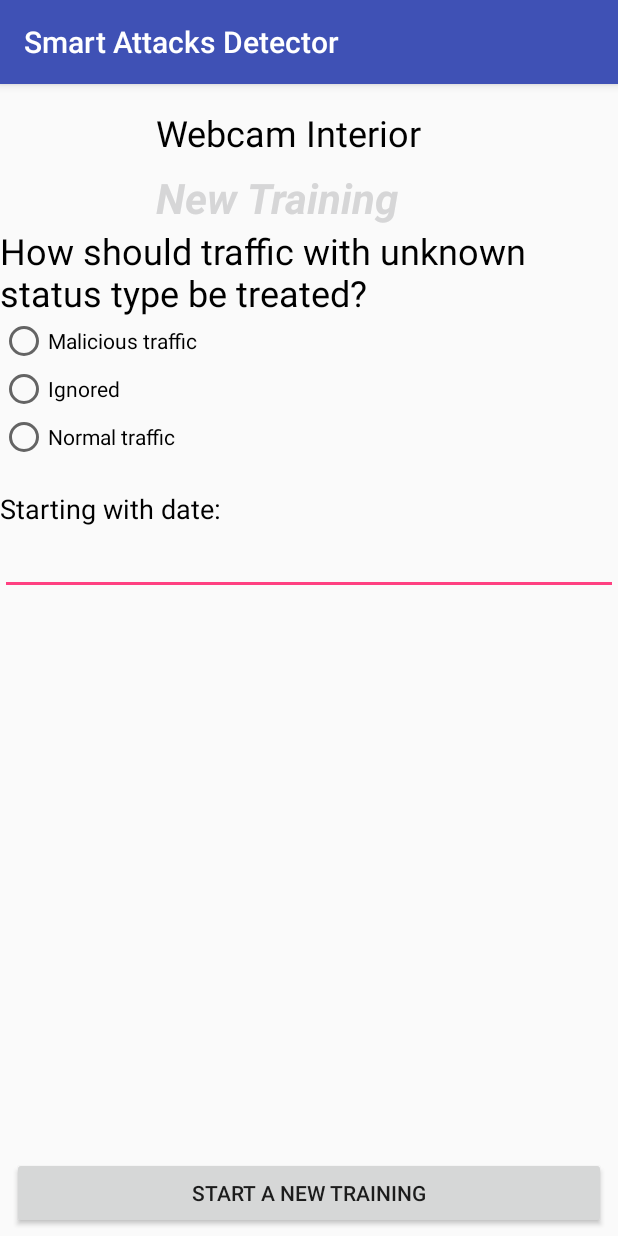
After one commit to prefacdaniel/netscan-master, an Android app: the NewTrainingActivity screen opened directly, with no data from a screen before it, on a phone screen of 412 x 824 dp. The commit adds this screen. Run offline under Robolectric (Android 15) with nearby library versions, the phone set to English and light mode, and no system bars; Roboto replaces fonts that are not available here.

Commit message:
new training activity

```diff
--- a/app/src/main/AndroidManifest.xml
+++ b/app/src/main/AndroidManifest.xml
@@ -33,6 +33,7 @@
             android:name="preloaded_fonts"
             android:resource="@array/preloaded_fonts" />
 
+        <activity android:name=".NewTrainingActivity"></activity>
     </application>
 
 </manifest>
--- a/app/src/main/java/com/example/dprefac/barcodescanner/DeviceDetailActivity.java
+++ b/app/src/main/java/com/example/dprefac/barcodescanner/DeviceDetailActivity.java
@@ -1,10 +1,12 @@
 package com.example.dprefac.barcodescanner;
 
 import android.app.ProgressDialog;
+import android.content.Intent;
 import android.support.annotation.NonNull;
 import android.support.v7.app.AppCompatActivity;
 import android.os.Bundle;
 import android.util.Log;
+import android.widget.Button;
 import android.widget.ImageView;
 import android.widget.ListView;
 import android.widget.TextView;
@@ -35,7 +37,7 @@ public class DeviceDetailActivity extends AppCompatActivity {
     private ListView dateListView;
     private TextView deviceNameTextView;
     private ImageView deviceIconDaily;
-
+    private Button startTraining;
 
     private int deviceId;
     private String deviceName;
@@ -56,6 +58,12 @@ public class DeviceDetailActivity extends AppCompatActivity {
         dateListView = findViewById(R.id.dateList);
         deviceNameTextView = findViewById(R.id.deviceNameDetails);
         deviceIconDaily = findViewById(R.id.deviceIconDetails);
+        startTraining = findViewById(R.id.startTraining);
+
+        startTraining.setOnClickListener(view ->{
+            Intent intent = new Intent(getApplicationContext(), NewTrainingActivity.class);
+            getApplicationContext().startActivity(intent);
+        });
 
         deviceIconDaily.setImageBitmap(Utils.base64StringToBitmap(deviceImage));
         deviceNameTextView.setText(deviceName);
--- /dev/null
+++ b/app/src/main/java/com/example/dprefac/barcodescanner/NewTrainingActivity.java
@@ -0,0 +1,13 @@
+package com.example.dprefac.barcodescanner;
+
+import android.support.v7.app.AppCompatActivity;
+import android.os.Bundle;
+
+public class NewTrainingActivity extends AppCompatActivity {
+
+    @Override
+    protected void onCreate(Bundle savedInstanceState) {
+        super.onCreate(savedInstanceState);
+        setContentView(R.layout.activity_new_training);
+    }
+}
--- a/app/src/main/res/layout/activity_device_detail.xml
+++ b/app/src/main/res/layout/activity_device_detail.xml
@@ -41,7 +41,7 @@
                 android:textColor="@android:color/black"
                 android:textSize="24sp"
                 app:layout_constraintStart_toStartOf="parent"
-                app:layout_constraintTop_toBottomOf="@+id/deviceIconDaily" />
+                app:layout_constraintTop_toBottomOf="@+id/deviceIconDetails" />
 
         </android.support.constraint.ConstraintLayout>
 
@@ -53,7 +53,7 @@
     </LinearLayout>
 
     <Button
-        android:id="@+id/updateConnectionStatusButton"
+        android:id="@+id/startTraining"
         android:layout_width="match_parent"
         android:layout_height="wrap_content"
         android:layout_marginBottom="8dp"
--- /dev/null
+++ b/app/src/main/res/layout/activity_new_training.xml
@@ -0,0 +1,153 @@
+<?xml version="1.0" encoding="utf-8"?>
+<android.support.constraint.ConstraintLayout xmlns:android="http://schemas.android.com/apk/res/android"
+    xmlns:app="http://schemas.android.com/apk/res-auto"
+    xmlns:tools="http://schemas.android.com/tools"
+    android:layout_width="match_parent"
+    android:layout_height="match_parent"
+    tools:context="com.example.dprefac.barcodescanner.NewTrainingActivity">
+
+
+    <LinearLayout
+        android:id="@+id/linearLayout"
+        android:layout_width="match_parent"
+        android:layout_height="0dp"
+        android:layout_marginBottom="50dp"
+        android:orientation="vertical"
+        app:layout_constraintBottom_toBottomOf="parent"
+        app:layout_constraintStart_toStartOf="parent"
+        app:layout_constraintTop_toTopOf="parent"
+        app:layout_constraintVertical_bias="0.0">
+
+        <android.support.constraint.ConstraintLayout
+            android:layout_width="match_parent"
+            android:layout_height="wrap_content">
+
+
+            <ImageView
+                android:id="@+id/deviceIconTraining"
+                android:layout_width="72sp"
+                android:layout_height="72sp"
+                android:layout_marginStart="16dp"
+                android:layout_marginTop="16dp"
+                app:layout_constraintStart_toStartOf="parent"
+                app:layout_constraintTop_toTopOf="parent" />
+
+            <TextView
+                android:id="@+id/deviceNameTraining"
+                android:layout_width="wrap_content"
+                android:layout_height="wrap_content"
+                android:layout_marginStart="16dp"
+                android:layout_marginTop="16dp"
+                android:text="Webcam Interior"
+                android:textColor="@android:color/black"
+                android:textSize="24sp"
+                app:layout_constraintStart_toEndOf="@+id/deviceIconTraining"
+                app:layout_constraintTop_toTopOf="parent" />
+
+            <TextView
+                android:id="@+id/deviceDateTraining"
+                android:layout_width="wrap_content"
+                android:layout_height="wrap_content"
+                android:layout_marginStart="16dp"
+                android:layout_marginTop="8dp"
+                android:text="New Training"
+                android:textAlignment="textStart"
+                android:textColor="@color/zxing_custom_viewfinder_laser"
+                android:textSize="28sp"
+                android:textStyle="bold|italic"
+                app:layout_constraintStart_toEndOf="@+id/deviceIconTraining"
+                app:layout_constraintTop_toBottomOf="@+id/deviceNameTraining" />
+
+        </android.support.constraint.ConstraintLayout>
+
+
+        <LinearLayout
+            android:layout_width="match_parent"
+            android:layout_height="match_parent"
+            android:orientation="vertical">
+
+
+            <RadioGroup
+                android:layout_width="match_parent"
+                android:layout_height="wrap_content">
+
+                <TextView
+                    android:id="@+id/textView5"
+                    android:layout_width="wrap_content"
+                    android:layout_height="wrap_content"
+                    android:layout_weight="0"
+                    android:text="How should traffic with unknown status type be treated?"
+                    android:textColor="@android:color/background_dark"
+                    android:textSize="24sp" />
+
+                <RadioButton
+                    android:id="@+id/maliciousradioButton"
+                    android:layout_width="wrap_content"
+                    android:layout_height="wrap_content"
+                    android:layout_weight="0"
+                    android:text="Malicious traffic" />
+
+                <RadioButton
+                    android:id="@+id/IgnoredRadioButton"
+                    android:layout_width="wrap_content"
+                    android:layout_height="wrap_content"
+                    android:layout_weight="0"
+                    android:text="Ignored" />
+
+                <RadioButton
+                    android:id="@+id/NormalRadioButton"
+                    android:layout_width="wrap_content"
+                    android:layout_height="wrap_content"
+                    android:layout_weight="0"
+                    android:text="Normal traffic" />
+            </RadioGroup>
+
+            <Space
+                android:layout_width="match_parent"
+                android:layout_height="wrap_content"
+                android:layout_weight="0" />
+
+            <TextView
+                android:id="@+id/textView6"
+                android:layout_width="wrap_content"
+                android:layout_height="wrap_content"
+                android:layout_weight="0"
+                android:text="  "
+                android:textColor="@android:color/background_dark" />
+
+
+            <TextView
+                android:id="@+id/textView7"
+                android:layout_width="match_parent"
+                android:layout_height="wrap_content"
+                android:layout_weight="0"
+                android:text="Starting with date:"
+                android:textColor="@android:color/background_dark"
+                android:textSize="18sp" />
+
+            <EditText
+                android:id="@+id/editText3"
+                android:layout_width="match_parent"
+                android:layout_height="wrap_content"
+                android:layout_weight="0"
+                android:ems="10"
+                android:inputType="date" />
+
+        </LinearLayout>
+
+
+    </LinearLayout>
+
+    <Button
+        android:id="@+id/startNewTraining"
+        android:layout_width="match_parent"
+        android:layout_height="wrap_content"
+        android:layout_marginBottom="8dp"
+        android:layout_marginEnd="8dp"
+        android:layout_marginStart="8dp"
+        android:text="Start a new training"
+        app:layout_constraintBottom_toBottomOf="parent"
+        app:layout_constraintEnd_toEndOf="parent"
+        app:layout_constraintStart_toStartOf="parent"
+        app:layout_constraintTop_toBottomOf="@+id/linearLayout" />
+</android.support.constraint.ConstraintLayout>
```
